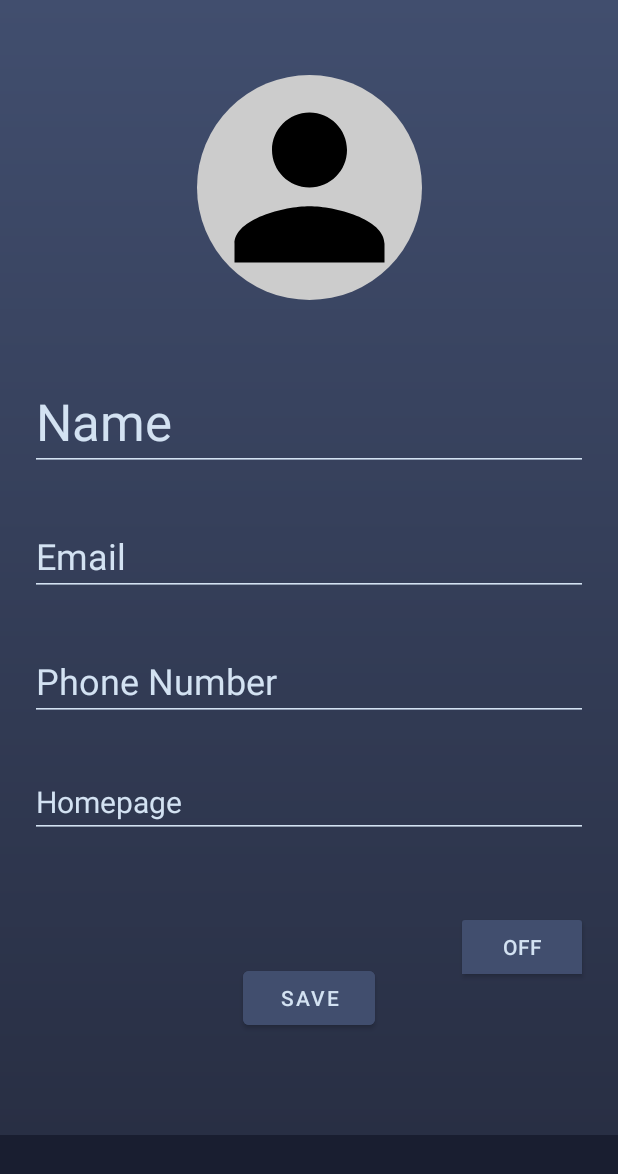
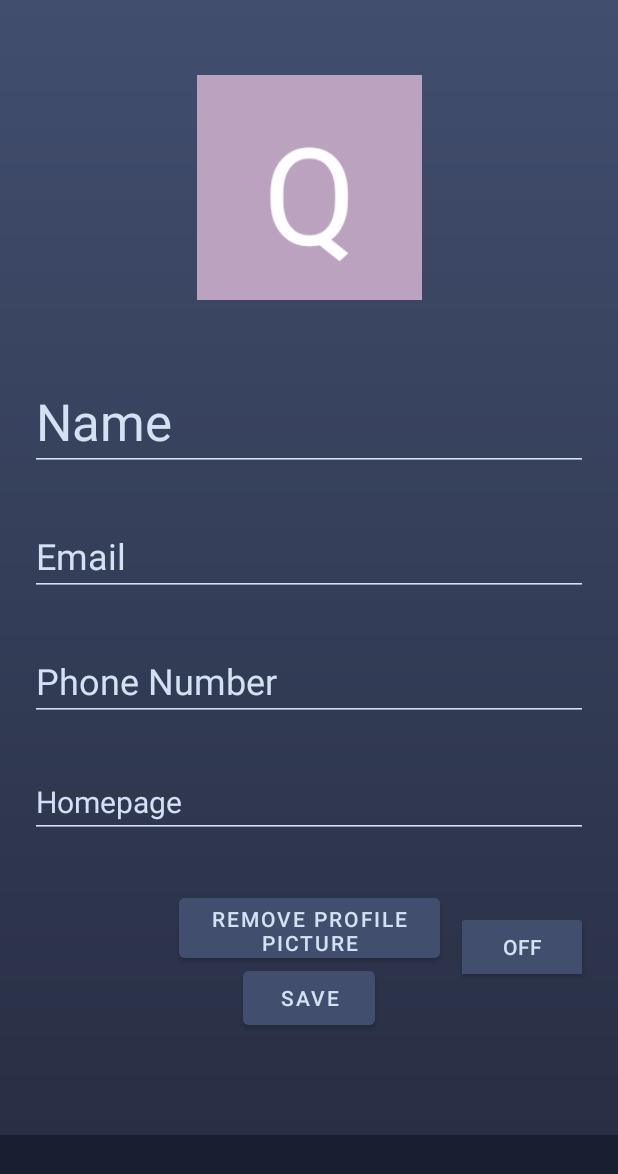
Before and after one commit to Project-Team-51/EventScan, an Android app: the fragment ProfileFragment placed in its activity, on a phone screen of 412 x 824 dp. Shown: the top 1174 px of the screen. Run offline under Robolectric (Android 15) with nearby library versions, the phone set to English and light mode, and no system bars; our stand-ins replace Firebase (no records; nobody signed in at launch, a user with empty details on screens opened directly); libraries missing offline, so code that uses them is left out: com.github.dhaval2404.imagepicker; pictures from the network do not load.

Commit message:
profile pic stuff

```diff
--- /dev/null
+++ b/app/src/main/java/com/example/eventscan/Entities/PicGen.java
@@ -0,0 +1,108 @@
+package com.example.eventscan.Entities;
+import android.content.Context;
+import android.graphics.Bitmap;
+import android.graphics.BitmapFactory;
+import android.graphics.Canvas;
+import android.graphics.Color;
+import android.graphics.Paint;
+import android.graphics.Rect;
+import android.util.Log;
+
+import java.io.File;
+import java.io.FileInputStream;
+import java.io.FileOutputStream;
+import java.io.IOException;
+import java.util.Random;
+
+public class PicGen {
+    public static Bitmap generateProfilePicture(String name, int size) {
+        // Generate random color
+        int color = generateRandomColor();
+
+        // Get first letter of the name
+        String initial = name.substring(0, 1).toUpperCase();
+
+        // Create bitmap with specified size and ARGB_8888 format
+        Bitmap bitmap = Bitmap.createBitmap(size, size, Bitmap.Config.ARGB_8888);
+
+        // Create canvas for drawing
+        Canvas canvas = new Canvas(bitmap);
+
+        // Paint for drawing
+        Paint paint = new Paint();
+        paint.setAntiAlias(true);
+        paint.setColor(color);
+        paint.setStyle(Paint.Style.FILL);
+
+        // Draw rectangle with random color
+        canvas.drawRect(0, 0, size, size, paint);
+
+        // Paint for text
+        paint.setColor(Color.WHITE);
+        paint.setTextSize(size * 0.6f);
+        paint.setTextAlign(Paint.Align.CENTER);
+
+        // Calculate text bounds
+        Rect bounds = new Rect();
+        paint.getTextBounds(initial, 0, initial.length(), bounds);
+
+        // Draw initial in the center
+        float x = canvas.getWidth() / 2f;
+        float y = (canvas.getHeight() + bounds.height()) / 2f;
+        canvas.drawText(initial, x, y, paint);
+
+        return bitmap;
+    }
+
+    private static int generateRandomColor() {
+        Random random = new Random();
+        return Color.rgb(random.nextInt(256), random.nextInt(256), random.nextInt(256));
+    }
+
+    private static final String PROFILE_PIC_FILENAME = "profile_pic.jpg";
+
+    /**
+     * Save the profile picture bitmap to internal storage.
+     */
+    public static void saveProfilePicture(Context context, Bitmap profileBitmap) {
+        try {
+            FileOutputStream fos = context.openFileOutput(PROFILE_PIC_FILENAME, Context.MODE_PRIVATE);
+            profileBitmap.compress(Bitmap.CompressFormat.JPEG, 100, fos);
+            fos.close();
+        } catch (IOException e) {
+            Log.e("ProfilePictureManager", "Error saving profile picture", e);
+        }
+    }
+
+    /**
+     * Load the profile picture bitmap from internal storage.
+     */
+    public static Bitmap loadProfilePicture(Context context) {
+        Bitmap profileBitmap = null;
+        try {
+            FileInputStream fis = context.openFileInput(PROFILE_PIC_FILENAME);
+            profileBitmap = BitmapFactory.decodeStream(fis);
+            fis.close();
+        } catch (IOException e) {
+            Log.e("ProfilePictureManager", "Error loading profile picture", e);
+        }
+        return profileBitmap;
+    }
+
+
+    /**
+     * Check if the profile picture file exists in internal storage.
+     */
+    public static boolean isProfilePictureExists(Context context) {
+        File file = new File(context.getFilesDir(), PROFILE_PIC_FILENAME);
+        return file.exists();
+    }
+    public static void regenerateProfilePicture(Context context, String name) {
+        Bitmap existingProfileBitmap = loadProfilePicture(context);
+        if (existingProfileBitmap != null) {
+            existingProfileBitmap.recycle();
+        }
+        Bitmap newProfileBitmap = generateProfilePicture(name, 200);
+        saveProfilePicture(context, newProfileBitmap);
+    }
+}
--- a/app/src/main/java/com/example/eventscan/Fragments/ProfileFragment.java
+++ b/app/src/main/java/com/example/eventscan/Fragments/ProfileFragment.java
@@ -5,6 +5,8 @@ import static android.content.ContentValues.TAG;
 import android.app.Activity;
 import android.content.Context;
 import android.content.Intent;
+import android.graphics.Bitmap;
+import android.graphics.drawable.BitmapDrawable;
 import android.graphics.drawable.Drawable;
 import android.net.Uri;
 import android.os.Bundle;
@@ -16,6 +18,7 @@ import androidx.annotation.Nullable;
 import androidx.core.content.ContextCompat;
 import androidx.fragment.app.Fragment;
 
+import android.text.TextUtils;
 import android.util.Log;
 import android.view.LayoutInflater;
 import android.view.View;
@@ -29,6 +32,7 @@ import com.bumptech.glide.Glide;
 import com.bumptech.glide.request.RequestOptions;
 import com.example.eventscan.Entities.Attendee;
 import com.example.eventscan.Entities.DeviceID;
+import com.example.eventscan.Entities.PicGen;
 import com.example.eventscan.Helpers.GeolocationHandler;
 import com.example.eventscan.Helpers.ImageUploader;
 import com.example.eventscan.R;
@@ -41,6 +45,8 @@ import com.google.firebase.storage.StorageReference;
 
 import android.provider.Settings.Secure;
 import android.widget.ToggleButton;
+
+import java.util.Random;
 
 import kotlin.Unit;
 import kotlin.jvm.functions.Function1;
@@ -64,6 +70,7 @@ public class ProfileFragment extends Fragment {
     ToggleButton locationToggle;
     ActivityResultLauncher<Intent> imagePickLauncher;
     Uri selectedImageUri;
+    public String attendeeName;
     public String deviceID;
     private static final int defaultProfileIcon = R.drawable.profile_icon;
 
@@ -111,9 +118,14 @@ public class ProfileFragment extends Fragment {
         deleteProfilePicBtn = view.findViewById(R.id.deleteProfilePicButton);
         locationToggle = view.findViewById(R.id.locationToggle);
 
-        deleteProfilePicBtn.setVisibility(isProfilePictureUploaded() ? View.VISIBLE : View.GONE);
+        loadProfileInfo();
 
-        loadProfileInfo();
+        deleteProfilePicBtn.setOnClickListener(new View.OnClickListener(){
+           @Override
+               public void onClick(View view) {
+               PicGen.regenerateProfilePicture(requireContext(), attendeeName);
+           }
+        });
 
         saveProfileBtn.setOnClickListener(new View.OnClickListener() {
             @Override
@@ -176,7 +188,14 @@ public class ProfileFragment extends Fragment {
                 }
             }
         });
-
+        Log.d("ProfileFragment", "Profile picture exists: " + PicGen.isProfilePictureExists(requireContext()));
+        if (PicGen.isProfilePictureExists(requireContext())) {
+            Bitmap profileBitmap = PicGen.loadProfilePicture(requireContext());
+            profilePic.setImageBitmap(profileBitmap);
+        } else {
+            Bitmap pic = loadProfilePicture();
+            PicGen.saveProfilePicture(requireContext(), pic);
+        }
         return view;
     }
 
@@ -272,12 +291,13 @@ public class ProfileFragment extends Fragment {
         if (attendee != null) {
             // Assuming that you have getters in the Attendee class
             usernameInput.setText(attendee.getName());
+            attendeeName = attendee.getName();
             phoneInput.setText(attendee.getPhoneNum());
             emailInput.setText(attendee.getEmail());
             bioInput.setText(attendee.getBio());
 
 
-            // Load profile picture using Glide or Picasso (or any image loading library)
+            // Load profile picture
             if (attendee.getProfilePictureID() != null) {
                 StorageReference profilePicRef = FirebaseStorage.getInstance()
                         .getReference()
@@ -305,5 +325,26 @@ public class ProfileFragment extends Fragment {
             }
         }
     }
+    private Bitmap loadProfilePicture() {
+        if (PicGen.isProfilePictureExists(requireContext())) {
+            return PicGen.loadProfilePicture(requireContext());
+        } else {
 
+            // If profile picture doesn't exist, generate it based on username
+            String username = attendeeName;
+            String nameToUse = TextUtils.isEmpty(username) ? getRandomLetter() : username;
+            Bitmap profileBitmap = PicGen.generateProfilePicture(nameToUse, 200); // Adjust size as needed
+            profilePic.setImageBitmap(profileBitmap);
+
+            // Save
+            PicGen.saveProfilePicture(requireContext(), profileBitmap);
+            return profileBitmap;
+        }
+    }
+
+    private String getRandomLetter() {
+        Random random = new Random();
+        char randomChar = (char) (random.nextInt(26) + 'a');
+        return String.valueOf(randomChar).toUpperCase(); // Convert to uppercase to match the profile picture generator
+    }
 }
```
